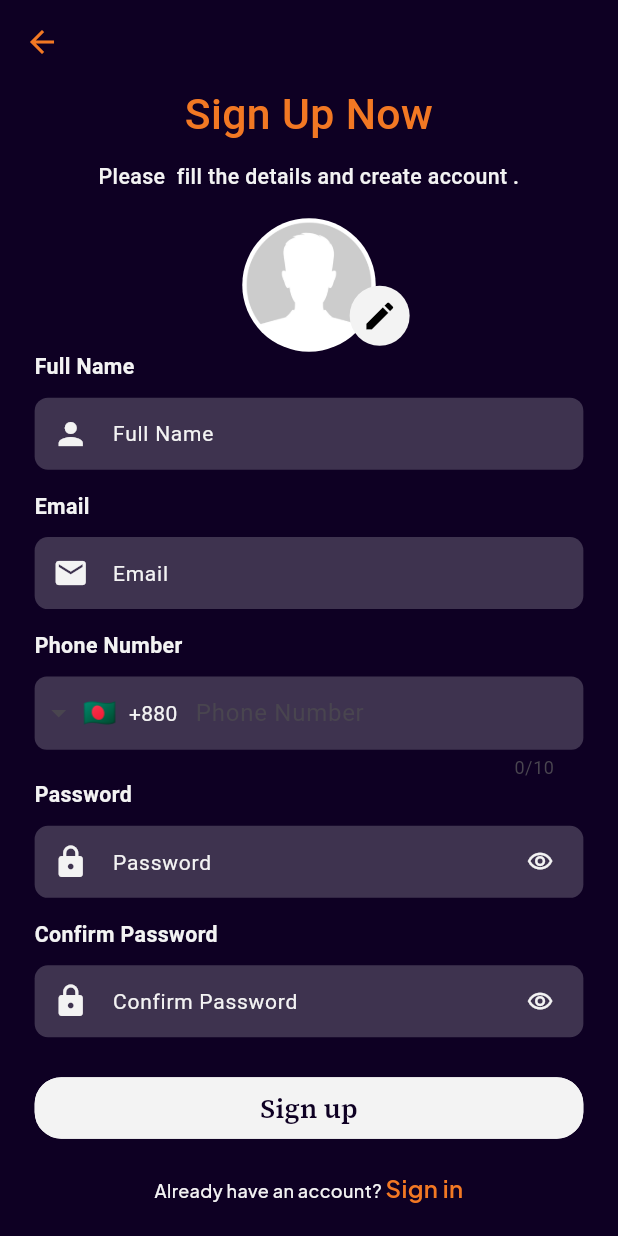
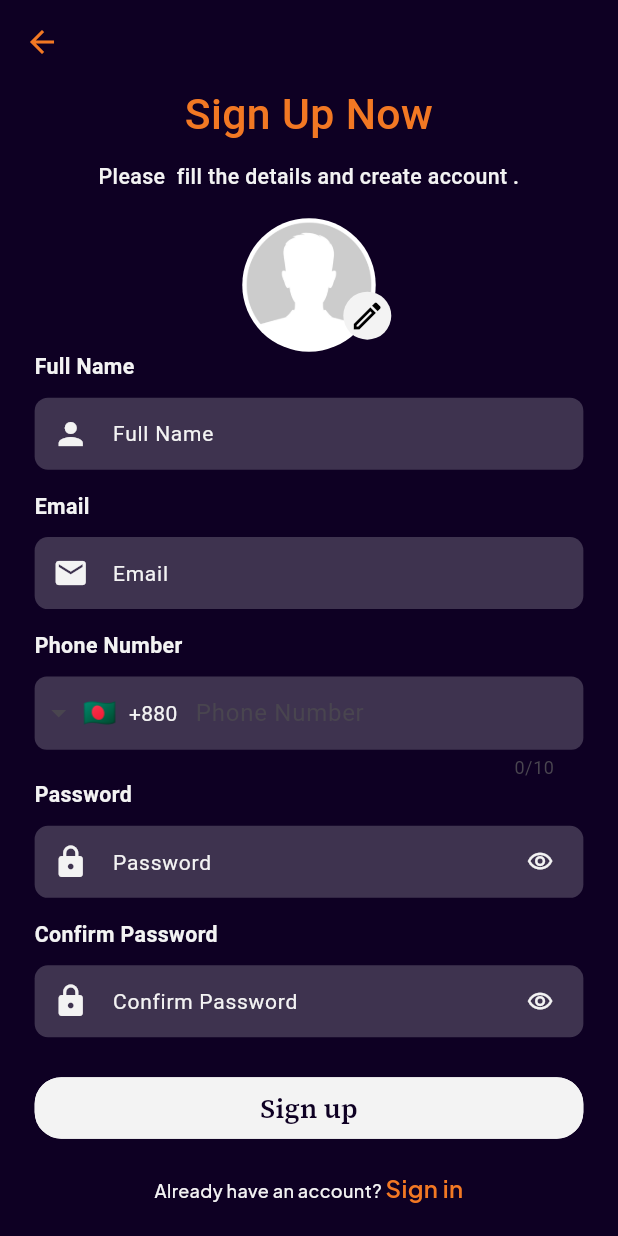
Before and after one commit to bdCalling-Sdt-hub/paintpal, a Flutter app: the SignUpScreen screen opened by its route, on a phone screen of 412 x 824 dp. Run offline on Flutter 3.47's test engine with Material 3 defaults, Android fonts, the light colour scheme and no system bars; drawn by our look-alikes of intl_phone_field; our stand-ins replace cached_network_image, curved_navigation_bar, device_info_plus, dotted_border, flutter_html, flutter_screenutil and 14 more; missing offline and left inert: flutter_barcode_scanner; accounts and stored records are empty; network calls fail.

Commit message:
improve code

```diff
--- a/lib/controllers/common_controller/auth/sign_up_controller.dart
+++ b/lib/controllers/common_controller/auth/sign_up_controller.dart
@@ -135,7 +135,7 @@ class SignUpController extends GetxController {
       PrefsHelper.setString("myName", PrefsHelper.myName);
       PrefsHelper.setString("myEmail", PrefsHelper.myEmail);
 
-      Get.toNamed(AppRoutes.home);
+      Get.toNamed(AppRoutes.addHouse);
     } else {
       Get.snackbar(response.statusCode.toString(), response.message);
     }
--- a/lib/main.dart
+++ b/lib/main.dart
@@ -37,7 +37,7 @@ class MyApp extends StatelessWidget {
         fallbackLocale: const Locale("en", "US"),
         theme: themeData,
         transitionDuration: const Duration(milliseconds: 300),
-        initialRoute: AppRoutes.splash,
+        initialRoute: AppRoutes.addHouse,
         getPages: AppRoutes.routes,
       ),
     );
--- a/lib/utils/app_url.dart
+++ b/lib/utils/app_url.dart
@@ -20,6 +20,7 @@ class AppUrls {
   static const houseShortDetails =
       "$baseUrl/house/user/short-details"; // Add house "multiple" or "single"
   static const allHouse = "$baseUrl/house"; // Get house "all" or "single"
+  static const multipleHouse = "$baseUrl/house/add/multiple"; // Get house "all" or "single"
   static const scanHouse = "$baseUrl/house/scan"; // Get house "all" or "single"
   static const userHouse = "$baseUrl/house/user";
   static const houseScan = "$baseUrl/house/scan";
--- a/lib/view/screen/common_screen/auth/sign up/widget/sign_up_all_filed.dart
+++ b/lib/view/screen/common_screen/auth/sign up/widget/sign_up_all_filed.dart
@@ -53,16 +53,21 @@ class _SignUpAllFieldState extends State<SignUpAllField> {
                 ),
                 Positioned(
                     bottom: 0,
-                    left: Get.width * 0.50,
+                    left: Get.width * 0.48,
                     child: IconButton(
+                        onPressed: controller.getProfileImage,
+                        padding: EdgeInsets.zero,
                         style: ButtonStyle(
-                            backgroundColor: WidgetStateColor.resolveWith(
-                          (states) => AppColors.white_500,
-                        )),
-                        onPressed: controller.getProfileImage,
+                          backgroundColor: WidgetStateProperty.all(
+                              AppColors.white_500),
+                          minimumSize: WidgetStateProperty.all(
+                              const Size(32, 32)), // Set the size here
+                          maximumSize: WidgetStateProperty.all(
+                              const Size(32, 32)), // Optional
+                        ),
                         icon: const Icon(
-                          Icons.edit,
-                          color: AppColors.black,
+                          Icons.edit_outlined,
+                          color: Colors.black,
                         )))
               ],
             ),
--- a/lib/view/screen/screen/home/home_screen.dart
+++ b/lib/view/screen/screen/home/home_screen.dart
@@ -131,7 +131,8 @@ class _HomeScreenState extends State<HomeScreen> {
                                           backgroundColor:
                                               WidgetStateProperty.all(
                                                   AppColors.white_500),
-                                        )),
+                                        )
+                                    ),
                                   )),
                             if (!PrefsHelper.otherHouse)
                               Positioned(
```
Also changed, not shown: lib/controllers/room/add_house_controller.dart (+50 -7 lines), lib/view/screen/common_screen/profile/edit_profile.dart (+9 -7 lines), lib/view/screen/screen/Room/add_house_screen.dart (+12 -7 lines), lib/view/screen/screen/Room/widgets/add_house_item.dart (+5 -5 lines).
